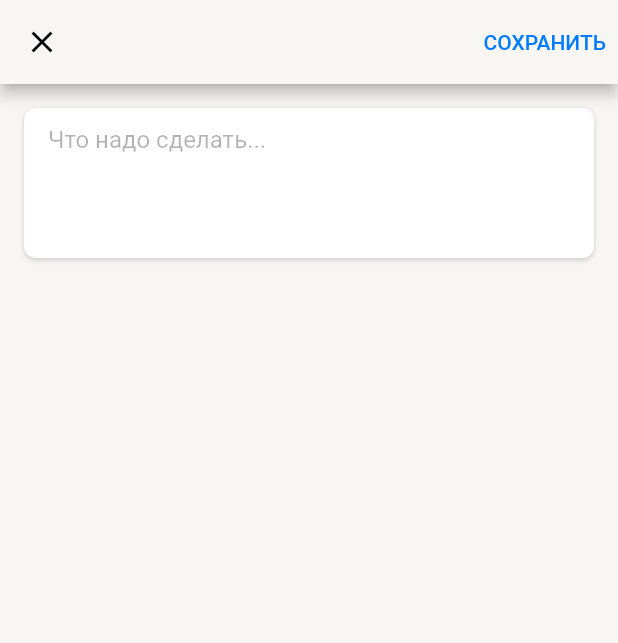
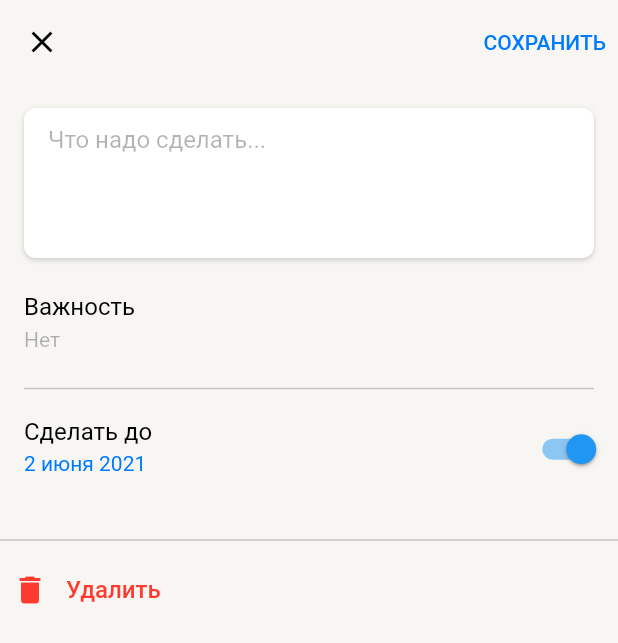
Before and after one commit to Glitchy-Sheep/YetAnotherTodo, a Flutter app: the TodoCreateScreen screen opened directly, on a phone screen of 412 x 824 dp. Shown: the top 643 px of the screen. Run offline on Flutter 3.47's test engine with Material 3 defaults, Android fonts, the phone set to English and light mode, and no system bars; our stand-ins replace logger.

Commit message:
Complement add/edit screen layout with fields and button

```diff
--- a/lib/feature/todo/presentation/screens/todo_create.dart
+++ b/lib/feature/todo/presentation/screens/todo_create.dart
@@ -18,14 +18,70 @@ class TodoCreateScreen extends StatelessWidget {
             logger.i("Unfocus textfield");
           },
           child: SingleChildScrollView(
-            child: Container(
-              margin: const EdgeInsets.all(16),
-              child: const Column(
-                crossAxisAlignment: CrossAxisAlignment.stretch,
-                children: [
-                  _TaskDescriptionInputArea(),
-                ],
-              ),
+            child: Column(
+              children: [
+                Container(
+                  margin: const EdgeInsets.all(16),
+                  child: Column(
+                    crossAxisAlignment: CrossAxisAlignment.stretch,
+                    children: [
+                      const _DescriptionInputArea(),
+                      const SizedBox(height: 28),
+                      Text(
+                        "Важность",
+                        style: AppTextStyle.bodyText.value,
+                      ),
+                      const _PriorityDropdownButton(),
+                      const SizedBox(
+                        height: 16,
+                      ),
+                      const Divider(
+                        thickness: 1,
+                        color: ColorPalette.lightSupportSeparator,
+                        height: 16,
+                      ),
+                      const SizedBox(
+                        height: 16,
+                      ),
+                      const _DeadlineDatePicker(),
+                    ],
+                  ),
+                ),
+                const SizedBox(
+                  height: 20,
+                ),
+                const Divider(
+                  thickness: 1,
+                  color: ColorPalette.lightSupportSeparator,
+                ),
+                SizedBox(
+                  height: 50,
+                  child: TextButton(
+                    onPressed: () {},
+                    child: const Row(
+                      crossAxisAlignment: CrossAxisAlignment.center,
+                      children: [
+                        Icon(
+                          Icons.delete,
+                          color: ColorPalette.lightColorRed,
+                          size: 24,
+                        ),
+                        SizedBox(
+                          width: 12,
+                        ),
+                        Text(
+                          "Удалить",
+                          style: TextStyle(
+                            color: ColorPalette.lightColorRed,
+                            fontSize: 16,
+                            fontWeight: FontWeight.w500,
+                          ),
+                        ),
+                      ],
+                    ),
+                  ),
+                ),
+              ],
             ),
           ),
         ),
@@ -34,8 +90,97 @@ class TodoCreateScreen extends StatelessWidget {
   }
 }
 
-class _TaskDescriptionInputArea extends StatelessWidget {
-  const _TaskDescriptionInputArea();
+class _DeadlineDatePicker extends StatelessWidget {
+  const _DeadlineDatePicker();
+
+  @override
+  Widget build(BuildContext context) {
+    return Row(
+      mainAxisAlignment: MainAxisAlignment.spaceBetween,
+      children: [
+        GestureDetector(
+          behavior: HitTestBehavior.opaque,
+          onTap: () {
+            logger.i("Open date picker");
+          },
+          child: Column(
+            crossAxisAlignment: CrossAxisAlignment.start,
+            children: [
+              Text(
+                "Сделать до",
+                style: AppTextStyle.bodyText.value,
+              ),
+              const SizedBox(
+                height: 10,
+              ),
+              Text(
+                "2 июня 2021",
+                style: AppTextStyle.subheadText.value.copyWith(
+                  color: ColorPalette.lightColorBlue,
+                ),
+              ),
+            ],
+          ),
+        ),
+        SizedBox(
+          width: 36,
+          height: 20,
+          child: Switch(
+            onChanged: (value) {},
+            value: true,
+          ),
+        ),
+      ],
+    );
+  }
+}
+
+class _PriorityDropdownButton extends StatelessWidget {
+  const _PriorityDropdownButton();
+
+  @override
+  Widget build(BuildContext context) {
+    return DropdownMenu(
+      width: 164,
+      expandedInsets: const EdgeInsets.all(0),
+      textStyle: AppTextStyle.subheadText.value,
+      trailingIcon: const Visibility(
+        // bruh
+        visible: false,
+        child: Icon(Icons.arrow_drop_down),
+      ),
+      inputDecorationTheme: InputDecorationTheme(
+        border: InputBorder.none,
+        isDense: false,
+        constraints: BoxConstraints.tight(
+          const Size.fromHeight(22),
+        ),
+      ),
+      dropdownMenuEntries: [
+        const DropdownMenuEntry(
+          label: "Нет",
+          value: null,
+        ),
+        const DropdownMenuEntry(
+          label: "Низкий",
+          value: null,
+        ),
+        DropdownMenuEntry(
+          label: "!! Высокий",
+          value: null,
+          style: MenuItemButton.styleFrom(
+            textStyle: const TextStyle(
+              color: ColorPalette.lightColorRed,
+            ),
+          ),
+        ),
+      ],
+    );
+  }
+}
+
+class _DescriptionInputArea extends StatelessWidget {
+  const _DescriptionInputArea();
 
   @override
   Widget build(BuildContext context) {
@@ -78,6 +223,7 @@ class _AddTaskAppBar extends StatelessWidget implements PreferredSizeWidget {
   @override
   Widget build(BuildContext context) {
     return AppBar(
+      elevation: 0,
       backgroundColor: ColorPalette.ligthBackPrimary,
       leading: IconButton(
         icon: const Icon(
```
